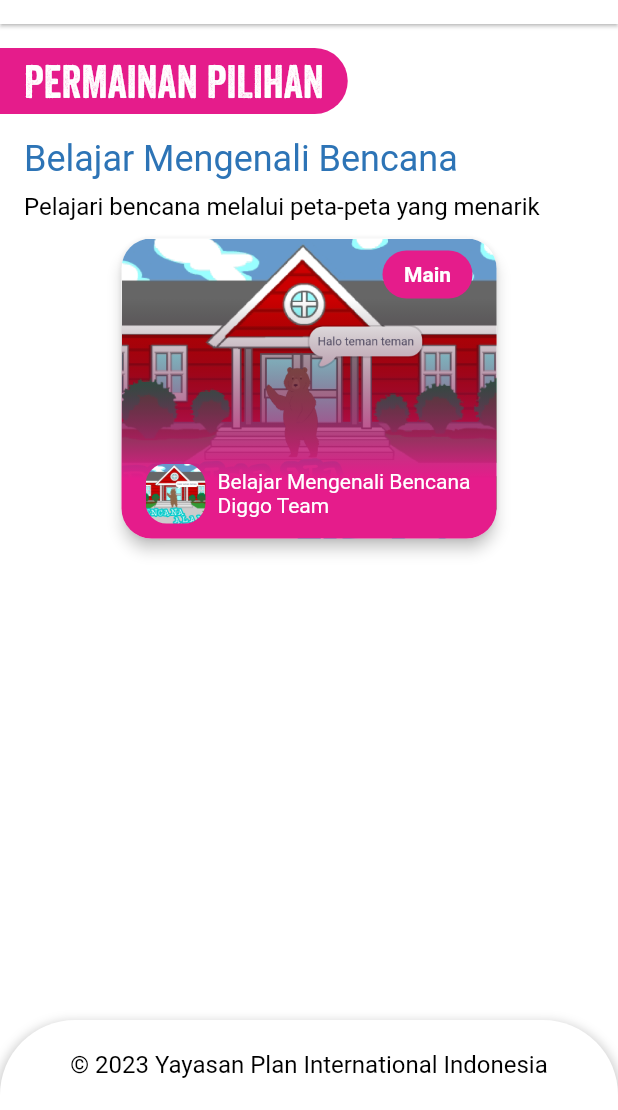
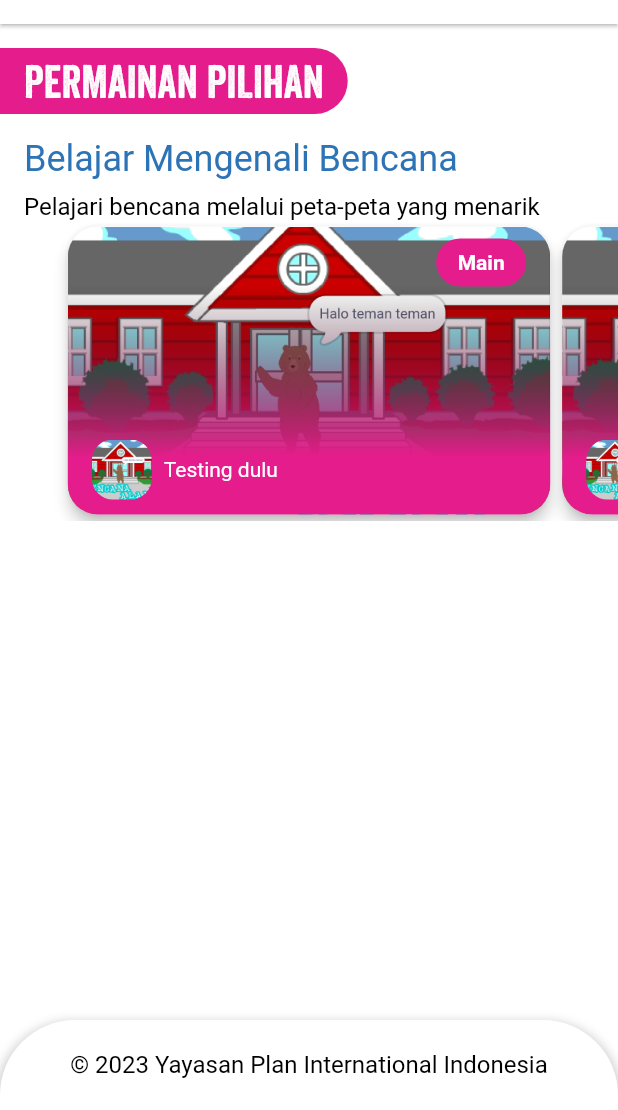
Before and after one commit to gofur/safe_school_game, a Flutter app: the GameList screen opened by its route, on a phone screen of 412 x 824 dp, the part 126-1236 px from its top. Run offline on Flutter 3.47's test engine with Material 2 defaults, Android fonts, the phone set to English and light mode, and no system bars; drawn by our look-alikes of auto_size_text; our stand-ins replace connectivity_plus; Roboto replaces fonts that are missing (Monserrat).

Commit message:
Update: add model and pageview game item

```diff
--- /dev/null
+++ b/lib/game_item.dart
@@ -0,0 +1,106 @@
+import 'package:auto_size_text/auto_size_text.dart';
+import 'package:flutter/material.dart';
+import 'package:safe_school_game/models/game.dart';
+
+class GameItem extends StatelessWidget {
+  final Game game;
+  const GameItem({Key? key, required this.game}) : super(key: key);
+
+  @override
+  Widget build(BuildContext context) {
+    return Card(
+      elevation: 4.0,
+      // color: color,
+      shape: RoundedRectangleBorder(
+        borderRadius: BorderRadius.circular(20),
+      ),
+      child: Container(
+        height: 200,
+        width: 250,
+        decoration:  BoxDecoration(
+          borderRadius: const BorderRadius.all(Radius.circular(20)),
+          image: DecorationImage(
+            image: AssetImage(
+              game.image,
+            ),
+            fit: BoxFit.cover,
+          ),
+        ),
+        // padding: const EdgeInsets.only(left: 16.0, right: 16.0, bottom: 22.0),
+        child: Stack(children: [
+          Container(
+              decoration: const BoxDecoration(
+            borderRadius: BorderRadius.all(Radius.circular(20)),
+            gradient: LinearGradient(
+                colors: [Colors.transparent, Color(0xFFE51C8B)],
+                begin: Alignment.topCenter,
+                end: Alignment.bottomCenter,
+                stops: [0.2, 0.8]),
+          )),
+          Padding(
+            padding:
+                const EdgeInsets.only(left: 16.0, right: 16.0, bottom: 10.0),
+            child: Column(
+              crossAxisAlignment: CrossAxisAlignment.start,
+              mainAxisAlignment: MainAxisAlignment.spaceBetween,
+              children: <Widget>[
+                Padding(
+                  padding: const EdgeInsets.only(top: 8.0),
+                  child: Align(
+                      alignment: Alignment.topRight,
+                      child: Container(
+                        width: 60,
+                        padding: const EdgeInsets.all(8.0),
+                        decoration: const BoxDecoration(
+                          borderRadius: BorderRadius.all(Radius.circular(20)),
+                          color: Color(0xFFE51C8B),
+                        ),
+                        child: const Expanded(
+                            child: AutoSizeText(
+                          "Main",
+                          maxLines: 2,
+                          style: TextStyle(
+                            color: Colors.white,
+                            fontFamily: "Monserrat",
+                            fontSize: 14.0,
+                            fontWeight: FontWeight.bold
+                          ),
+                          textAlign: TextAlign.center,
+                        )),
+                      )),
+                ),
+                Row(
+                  mainAxisAlignment: MainAxisAlignment.spaceBetween,
+                  children: [
+                    Container(
+                      width: 40,
+                      height: 40,
+                      decoration:  BoxDecoration(
+                        borderRadius: const BorderRadius.all(Radius.circular(14)),
+                        image: DecorationImage(
+                          image: AssetImage(
+                            game.icon,
+                          ),
+                          fit: BoxFit.cover,
+                        ),
+                      ),
+                    ),
+                    const SizedBox(
+                      width: 8.0,
+                    ),
+                     Expanded(
+                        child: AutoSizeText(
+                      game.titleIcon,
+                      maxLines: 2,
+                      style: const TextStyle(color: Colors.white),
+                    ))
+                  ],
+                ),
+              ],
+            ),
+          ),
+        ]),
+      ),
+    );
+  }
+}
--- a/lib/game_list.dart
+++ b/lib/game_list.dart
@@ -1,13 +1,23 @@
 import 'package:auto_size_text/auto_size_text.dart';
-import 'package:cached_network_image/cached_network_image.dart';
-import 'package:flutter/foundation.dart';
-import 'package:flutter/gestures.dart';
 import 'package:flutter/material.dart';
-import 'package:infinite_carousel/infinite_carousel.dart';
+import 'package:safe_school_game/game_item.dart';
+import 'package:safe_school_game/resources/app_games.dart';
 import 'package:safe_school_game/utils/custom_appbar.dart';
 
-class GameList extends StatelessWidget {
+class GameList extends StatefulWidget {
   const GameList({Key? key}) : super(key: key);
+
+  @override
+  State<GameList> createState() => _GameListState();
+}
+
+class _GameListState extends State<GameList> {
+  late PageController _pageController;
+  @override
+  void initState() {
+    super.initState();
+    _pageController = PageController(viewportFraction: 0.8);
+  }
 
   @override
   Widget build(BuildContext context) {
@@ -75,8 +85,17 @@
                   textAlign: TextAlign.left,
                 ),
               ),
-              // const Horizontal(),
-              const Center(child: CardGameItem())
+             SizedBox(
+              height: 200,
+              child: PageView.builder(
+                  controller: _pageController,
+                  itemCount: appGames.length,
+                  pageSnapping: true,
+                  itemBuilder: (context, index) {
+                    return GameItem(game: appGames[index]);
+                  },
+                ),
+            ),
             ],
           ),
           Positioned(
@@ -114,142 +133,3 @@
     )));
   }
 }
-
-class CardGameItem extends StatelessWidget {
-  const CardGameItem({Key? key}) : super(key: key);
-
-  @override
-  Widget build(BuildContext context) {
-    return SingleChildScrollView(
-      child: Container(
-        padding: const EdgeInsets.all(8.0),
-        child: _buildImageCard(
-            color: const Color(0xFF090943),
-            cardExpiration: "08/2022",
-            cardHolder: "HOUSSEM SELMI",
-            cardNumber: "3546 7532 XXXX 9742"),
-      ),
-    );
-  }
-
-  // Build the credit card widget
-  Card _buildImageCard(
-      {required Color color,
-      required String cardNumber,
-      required String cardHolder,
-      required String cardExpiration}) {
-    return Card(
-      elevation: 4.0,
-      // color: color,
-      shape: RoundedRectangleBorder(
-        borderRadius: BorderRadius.circular(20),
-      ),
-      child: Container(
-        height: 200,
-        width: 250,
-        decoration: const BoxDecoration(
-          borderRadius: BorderRadius.all(Radius.circular(20)),
-          image: DecorationImage(
-            image: AssetImage(
-              'assets/images/kuki/kuki.png',
-            ),
-            fit: BoxFit.cover,
-          ),
-        ),
-        // padding: const EdgeInsets.only(left: 16.0, right: 16.0, bottom: 22.0),
-        child: Stack(children: [
-          Container(
-              decoration: const BoxDecoration(
-            borderRadius: BorderRadius.all(Radius.circular(20)),
-            gradient: LinearGradient(
-                colors: [Colors.transparent, Color(0xFFE51C8B)],
-                begin: Alignment.topCenter,
-                end: Alignment.bottomCenter,
-                stops: [0.2, 0.8]),
-          )),
-          Padding(
-            padding:
-                const EdgeInsets.only(left: 16.0, right: 16.0, bottom: 10.0),
-            child: Column(
-              crossAxisAlignment: CrossAxisAlignment.start,
-              mainAxisAlignment: MainAxisAlignment.spaceBetween,
-              children: <Widget>[
-                Padding(
-                  padding: const EdgeInsets.only(top: 8.0),
-                  child: Align(
-                      alignment: Alignment.topRight,
-                      child: Container(
-                        width: 60,
-                        padding: const EdgeInsets.all(8.0),
-                        decoration: const BoxDecoration(
-                          borderRadius: BorderRadius.all(Radius.circular(20)),
-                          color: Color(0xFFE51C8B),
-                        ),
-                        child: const Expanded(
-                            child: AutoSizeText(
-                          "Main",
-                          maxLines: 2,
-                          style: TextStyle(
-                            color: Colors.white,
-                            fontFamily: "Monserrat",
-                            fontSize: 14.0,
-                            fontWeight: FontWeight.bold
-                          ),
-                          textAlign: TextAlign.center,
-                        )),
-                      )),
-                ),
-                Row(
-                  mainAxisAlignment: MainAxisAlignment.spaceBetween,
-                  children: [
-                    Container(
-                      width: 40,
-                      height: 40,
-                      decoration: const BoxDecoration(
-                        borderRadius: BorderRadius.all(Radius.circular(14)),
-                        image: DecorationImage(
-                          image: AssetImage(
-                            'assets/images/kuki/kuki.png',
-                          ),
-                          fit: BoxFit.cover,
-                        ),
-                      ),
-                    ),
-                    const SizedBox(
-                      width: 8.0,
-                    ),
-                    const Expanded(
-                        child: AutoSizeText(
-                      "Belajar Mengenali Bencana Diggo Team",
-                      maxLines: 2,
-                      style: TextStyle(color: Colors.white),
-                    ))
-                  ],
-                ),
-              ],
-            ),
-          ),
-        ]),
-      ),
-    );
-  }
-
-// Build Column containing the cardholder and expiration information
-  Column _buildDetailsBlock({required String label, required String value}) {
-    return Column(
-      crossAxisAlignment: CrossAxisAlignment.start,
-      children: <Widget>[
-        Text(
-          label,
-          style: const TextStyle(
-              color: Colors.grey, fontSize: 9, fontWeight: FontWeight.bold),
-        ),
-        Text(
-          value,
-          style: const TextStyle(
-              color: Colors.white, fontSize: 15, fontWeight: FontWeight.bold),
-        )
-      ],
-    );
-  }
-}
--- a/lib/home.dart
+++ b/lib/home.dart
@@ -15,7 +15,7 @@
   final GlobalKey<ScaffoldMessengerState> _scaffoldMessengerKey =
       GlobalKey<ScaffoldMessengerState>();
 
-  late ConnectivityResult _connectionStatus;
+
 
   @override
   void initState() {
@@ -29,13 +29,7 @@
   }
 
   Future<void> initConnectivity() async {
-    final connectivityResult = await Connectivity().checkConnectivity();
-    if (!mounted) {
-      return;
-    }
-    setState(() {
-      _connectionStatus = connectivityResult;
-    });
+    await Connectivity().checkConnectivity();
   }
 
   void _showDialogConnectivity(ConnectivityResult result) {
--- a/lib/models/game.dart
+++ b/lib/models/game.dart
@@ -3,7 +3,7 @@
   final String url;
   final String image;
   final String icon;
-  final String? titleIcon;
+  final String titleIcon;
 
   Game({
     required this.url,
--- /dev/null
+++ b/lib/resources/app_games.dart
@@ -0,0 +1,24 @@
+import 'package:safe_school_game/models/game.dart';
+
+List<Game> appGames = [
+  Game(
+      url: 'kiku.png',
+      titleIcon: "Testing dulu",
+      icon: "assets/images/kuki/kuki.png",
+      image: "assets/images/kuki/kuki.png"),
+  Game(
+      url: 'kiku.png',
+      titleIcon: "Testing dulu",
+      icon: "assets/images/kuki/kuki.png",
+      image: "assets/images/kuki/kuki.png"),
+  Game(
+      url: 'kiku.png',
+      titleIcon: "Testing dulu",
+      icon: "assets/images/kuki/kuki.png",
+      image: "assets/images/kuki/kuki.png"),
+  Game(
+      url: 'kiku.png',
+      titleIcon: "Testing dulu",
+      icon: "assets/images/kuki/kuki.png",
+      image: "assets/images/kuki/kuki.png"),
+];
--- a/lib/utils/custom_appbar.dart
+++ b/lib/utils/custom_appbar.dart
@@ -40,7 +40,6 @@
             ),),
       ),
     );
-    ;
   }
 
   @override
```
